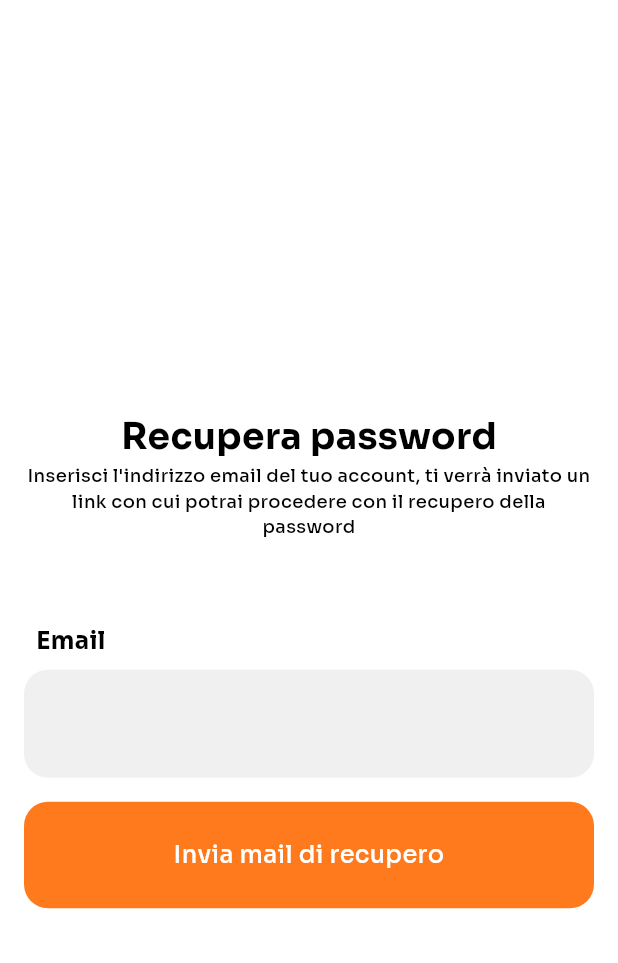
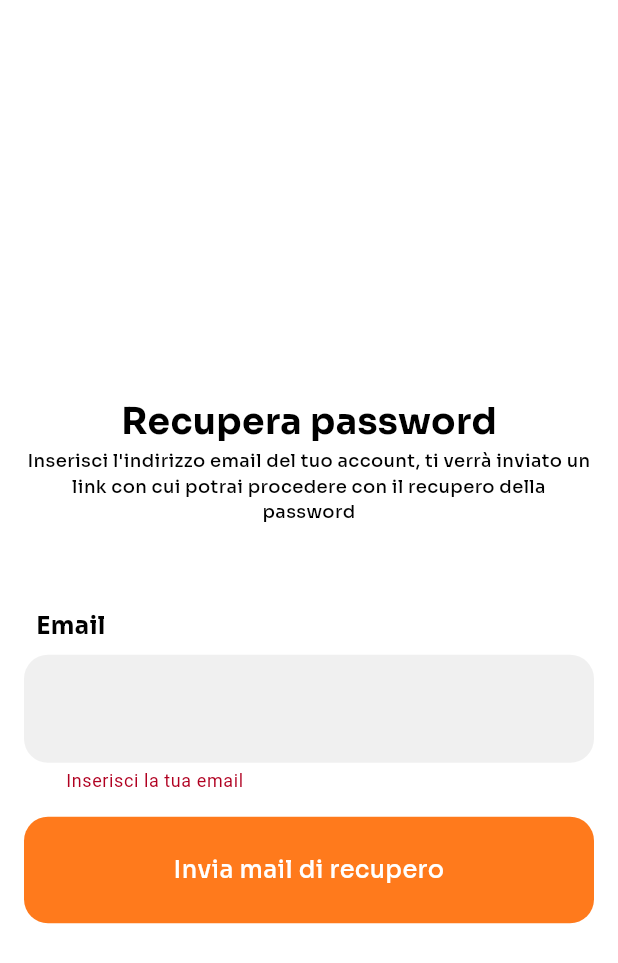
Before and after one commit to Mattia-Giudici/ProgettoPac_Scorevault, a Flutter app: the ForgotPassword screen opened by its route, after a tap on "Invia mail di recupero", on a phone screen of 412 x 824 dp. Shown: the top 963 px of the screen. Run offline on Flutter 3.47's test engine with Material 3 defaults, Android fonts, the phone set to English and light mode, and no system bars; our stand-ins replace cloud_firestore, firebase_auth, firebase_core, go_router, google_fonts; accounts and stored records are empty.

Commit message:
Update @roberto
Aggiunta "Recupera" password

```diff
--- a/scorevault/lib/viewmodels/providers/auth_provider.dart
+++ b/scorevault/lib/viewmodels/providers/auth_provider.dart
@@ -55,7 +55,11 @@ class AuthProvider extends ChangeNotifier implements AuthServices {
       await FirebaseFirestore.instance
           .collection("utenti")
           .doc(user.user!.uid)
-          .set({'email': user.user!.email, 'username': username, 'friends': []});
+          .set({
+            'email': user.user!.email,
+            'username': username,
+            'friends': [],
+          });
     }
   }
 
@@ -73,4 +77,13 @@ class AuthProvider extends ChangeNotifier implements AuthServices {
   Future<void> signout() async {
     _firebaseAuth.signOut();
   }
+
+  @override
+  Future<void> forgotPassword(String email) async {
+    try {
+      await FirebaseAuth.instance.sendPasswordResetEmail(email: email);
+    } on FirebaseAuthException catch (e) {
+      throw Exception(e.code);
+    }
+  }
 }
--- a/scorevault/lib/views/screens/auth/forgot_password.dart
+++ b/scorevault/lib/views/screens/auth/forgot_password.dart
@@ -1,4 +1,5 @@
 import 'package:flutter/material.dart';
+import 'package:go_router/go_router.dart';
 import 'package:provider/provider.dart';
 import 'package:scorevault/utils/colors.dart';
 import 'package:scorevault/viewmodels/providers/auth_provider.dart';
@@ -103,7 +104,9 @@ class _ForgotPasswordState extends State<ForgotPassword> {
                 const SizedBox(height: 16),
                 SvStandardButton(
                   text: "Invia mail di recupero",
-                  function: () {},
+                  function: () {
+                    _performForgotPassword(context);
+                  },
                   color: Theme.of(context).colorScheme.primary,
                   textColor: AppColors.lightSurface,
                 ),
@@ -115,6 +118,47 @@ class _ForgotPasswordState extends State<ForgotPassword> {
       ),
     );
   }
+
+  void _showProgressIndicator(BuildContext context) {
+    showDialog(
+      context: context,
+      barrierDismissible: false, // Impedisce la chiusura accidentale
+      builder: (context) => const Center(child: CircularProgressIndicator()),
+    );
+  }
+
+  Future <void> _performForgotPassword(BuildContext context) async{
+_showProgressIndicator(context);
+    if (_formKey.currentState!.validate()) {
+      try {
+        await _authProvider.forgotPassword(_mailcontroller.text);
+        Navigator.pop(context); // Chiude il loader quando la login ha successo
+        context.go('/welcome');
+         ScaffoldMessenger.of(context).showSnackBar(
+          SnackBar(
+            content: Text("Email di recupro inviata"),
+            duration: const Duration(seconds: 3),
+          ),
+        );
+      } catch (e) {
+        Navigator.pop(context); // Chiude il loader prima di mostrare l'errore
+        FocusScope.of(context).unfocus(); // Rimuove il focus dai campi di input
+        ScaffoldMessenger.of(context).showSnackBar(
+          SnackBar(
+            content: Text(e.toString()),
+            duration: const Duration(seconds: 3),
+          ),
+        );
+      }
+    } else {
+      Navigator.pop(context); // Chiude il loader se la validazione fallisce
+      FocusScope.of(
+        context,
+      ).unfocus(); // Rimuove il focus per evitare la tastiera
+    }
+  }
+
+
 }
 /*
 
```
